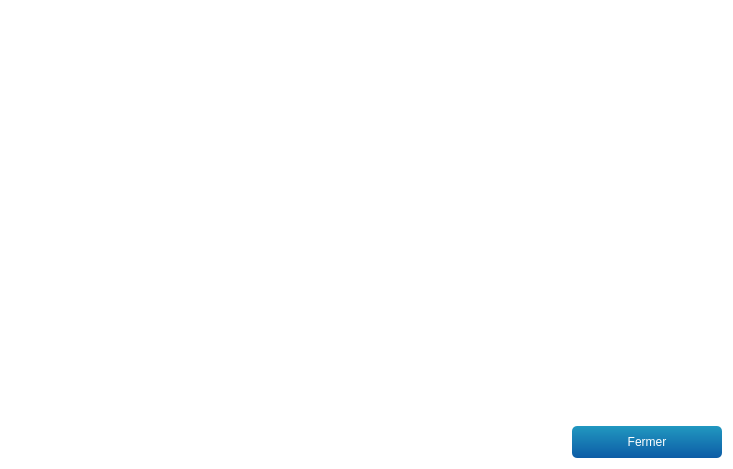
Before: the Qt Designer form teraplus/client/src/ConfigWidget.ui in introlab/opentera, drawn with Qt 5.
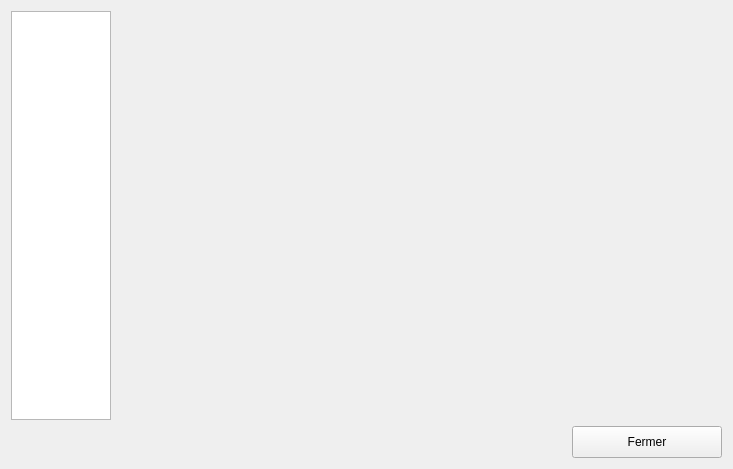
After: the same form once the commit is applied. Icons and pictures are not drawn.

The edit to the form file:
```diff
--- a/teraplus/client/src/ConfigWidget.ui
+++ b/teraplus/client/src/ConfigWidget.ui
@@ -14,7 +14,8 @@
    <string>Form</string>
   </property>
   <property name="styleSheet">
-   <string notr="true">QPushButton#btnConnect{background-color:rgb(80,180,80)}
+   <string notr="true">/*
+QPushButton#btnConnect{background-color:rgb(80,180,80)}
 QWidget{background-color: rgba(0,0,0,0);color:white;border-radius:5px}
 QWidget#mainWidget{background-color:rgba(128,128,128,25%);}
 QWidget#frmProfile,QWidget#pageProfile{background-color:rgba(108,8,156,25%);}
@@ -72,23 +73,17 @@
 QWidget#lineBoth{background-color:rgb(255,0,255);}
 
 
-QTabWidget::pane { /* The tab widget frame */
-	/*background-color:  rgba(0,128,200,30%);*/
-	/* background: qlineargradient(x1: 0, y1: 0, x2: 0, y2: 1,
-                                 stop: 0  rgba(0,128,200,50%), 
-								stop: 0.5  rgba(0,128,200,25%)
-								stop: 1.0  rgba(0,128,200,25%));*/
+QTabWidget::pane { 
 	background-color: rgba(128,128,140,25%);
 	border-radius: 5px;
     border: 2px solid rgba(128,128,140,50%);
  }
 
  QTabWidget::tab-bar {
-     left: 5px; /* move to the right by 5px */
+     left: 5px; /
  }
 
-/* Style the tab using the tab sub-control. Note that
-     it reads QTabBar _not_ QTabWidget */
+
  QTabBar::tab,QTableWidget::tab,QHeaderView::section {
      background: qlineargradient(x1: 0, y1: 0, x2: 0, y2: 1,
                                  stop: 0  rgba(128,128,140,50%),  stop: 1.0  rgba(128,128,140,25%));
@@ -101,20 +96,20 @@
  }
 
  QTabBar::tab:selected, QTabBar::tab:hover {
-/*     background-color: rgba(0,128,200,70%);*/
+
 background: qlineargradient(x1: 0, y1: 0, x2: 0, y2: 1,
                                  stop: 0  rgba(128,128,140,70%),  stop: 1.0  rgba(128,128,140,50%));
  }
 
  QTabBar::tab:selected {
      border-color:rgba(128,128,140,60%);
-     border-bottom-color:rgba(128,128,140,60%); /* same as pane color */
+     border-bottom-color:rgba(128,128,140,60%); 
  }
 
  QTabBar::tab:!selected {
-     margin-top: 2px; /* make non-selected tabs look smaller */
+     margin-top: 2px; 
  }
-
+*/
 
 </string>
   </property>
```
